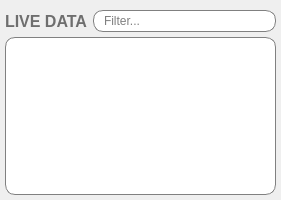
This is gui/gui/core/framework/nodepicker.ui in einsteinly/CAUV_old_software as Qt 5 draws it before an edit. The edited form follows.
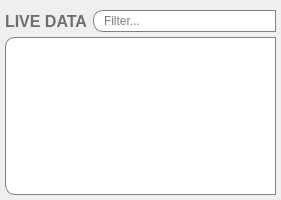
This is the edited form. Custom widgets are drawn as their Qt base class.

```diff
--- a/gui/gui/core/framework/nodepicker.ui
+++ b/gui/gui/core/framework/nodepicker.ui
@@ -91,6 +91,8 @@
         <string notr="true"> QLineEdit {
      border: 1px solid gray;
      border-radius: 10px;
+     border-top-right-radius: 0px;
+     border-bottom-right-radius: 0px;
      padding: 2 8 2 8px;
      background: white;
  }
@@ -125,10 +127,15 @@
       <string notr="true"> QTreeView {
      border: 1px solid gray;
      border-radius: 10px;
+     border-top-right-radius: 0px;
+     border-bottom-right-radius: 0px;
      padding-top: 0px;
      padding-bottom: 10px;
      show-decoration-selected: 1;
      background: white;
+     selection-background-color: transparent;
+     selection-color: black;
+     color: black;
  }
 </string>
      </property>
```
Left out of the diff: 3 changed lines with no effect on the pictures.
